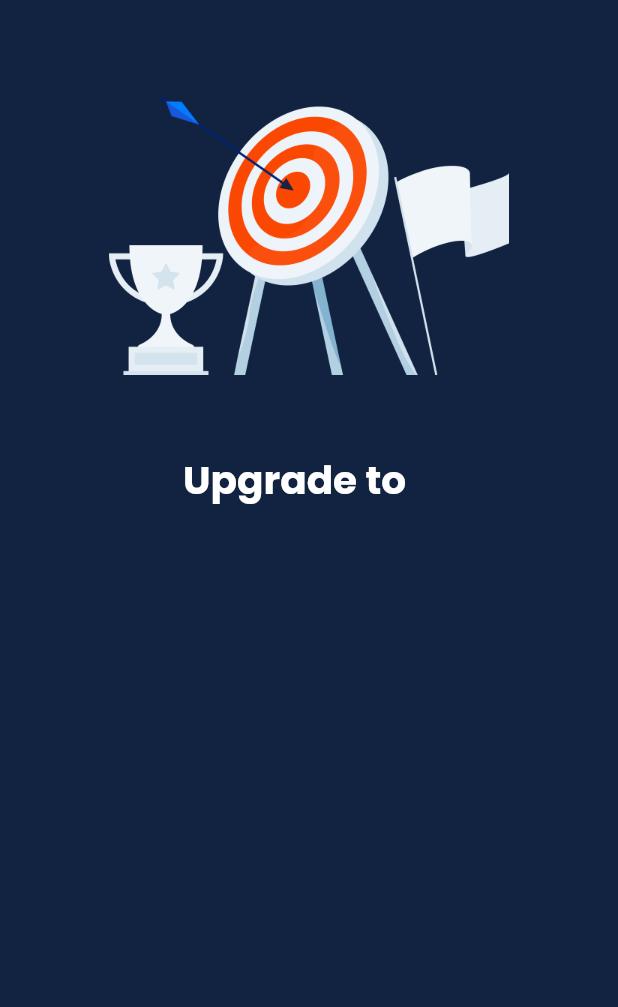
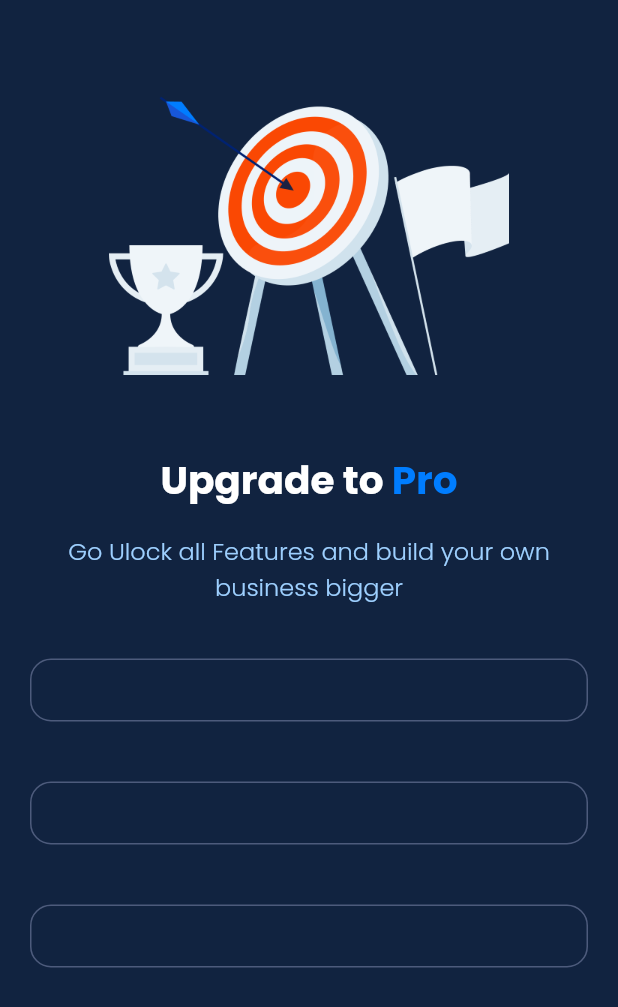
Before and after one commit to afifahpn/payment_apps, a Flutter app: the screen it shows after launch, on a phone screen of 412 x 824 dp. Shown: the top 1007 px of the screen. Run offline on Flutter 3.47's test engine with Material 2 defaults, Android fonts, the phone set to English and light mode, and no system bars; our stand-ins replace google_fonts.

```diff
--- a/lib/main.dart
+++ b/lib/main.dart
@@ -5,19 +5,24 @@ void main() {
   runApp(const PaymentApps());
 }
 
-class PaymentApps extends StatelessWidget {
+// diubah ke
+class PaymentApps extends StatefulWidget {
   const PaymentApps({super.key});
+
+  @override
+  State<PaymentApps> createState() => _PaymentAppsState();
+}
+
+class _PaymentAppsState extends State<PaymentApps> {
+  int selectedIndex = -1;
+
   @override
   Widget build(BuildContext context) {
-    return MaterialApp(
-      debugShowCheckedModeBanner: false,
-      home: Scaffold(
-        backgroundColor: Color(0xff112340),
-        body: SafeArea(
-          child: Padding(
+    Widget header() {
+      return Padding(
         padding: const EdgeInsets.only(
           top: 50.0,
-              left: 32.0,
+          left: 32,
           right: 32,
         ),
         child: Column(
@@ -29,20 +34,67 @@ class PaymentApps extends StatelessWidget {
                 height: 200,
               ),
             ),
-                Padding(
-                  padding:
-                      const EdgeInsets.only(top: 50.0, left: 90, right: 86),
-                  child: Row(
+            SizedBox(
+              height: 50,
+            ),
+            Row(
+              mainAxisAlignment: MainAxisAlignment.center,
               children: [
                 Text(
                   'Upgrade to ',
                   style: titleTextStyle,
                 ),
-                    ],
-                  ),
+                Text(
+                  'Pro',
+                  style: titleProTextStyle,
                 )
               ],
             ),
+            SizedBox(
+              height: 16,
+            ),
+            Text(
+              'Go Ulock all Features and build your own business bigger',
+              style: subtitleTextStyle,
+              textAlign: TextAlign.center,
+            ),
+            SizedBox(
+              height: 16,
+            ),
+          ],
+        ),
+      );
+    }
+
+    Widget option(int index) {
+      return GestureDetector(
+        onTap: (() {
+          setState(() {
+            selectedIndex = index;
+          });
+        }),
+        child: Container(
+          padding: EdgeInsets.all(20),
+          margin: EdgeInsets.all(20),
+          decoration: BoxDecoration(
+            borderRadius: BorderRadius.circular(14),
+            border: Border.all(
+              color: selectedIndex == index
+                  ? Color(0xff007DFF)
+                  : Color(0xff4D5B7C),
+            ),
+          ),
+        ),
+      );
+    }
+
+    return MaterialApp(
+      debugShowCheckedModeBanner: false,
+      home: Scaffold(
+        backgroundColor: Color(0xff112340),
+        body: SafeArea(
+          child: Column(
+            children: [header(), option(0), option(1), option(2)],
           ),
         ),
       ),
--- a/lib/theme.dart
+++ b/lib/theme.dart
@@ -3,9 +3,13 @@ import 'package:google_fonts/google_fonts.dart';
 
 Color whiteColor = Color(0xffFFFFFF);
 Color lightblueColor = Color(0xff9ED0FF);
+Color blueColor = Color(0xff007DFF);
 
 TextStyle titleTextStyle = GoogleFonts.poppins(
     color: whiteColor, fontWeight: FontWeight.bold, fontSize: 26);
+
+TextStyle titleProTextStyle = GoogleFonts.poppins(
+    color: blueColor, fontWeight: FontWeight.bold, fontSize: 26);
 
 TextStyle subtitleTextStyle = GoogleFonts.poppins(
     color: lightblueColor, fontWeight: FontWeight.w300, fontSize: 16);
```
Lines whose indentation alone changed are shown as unchanged.
